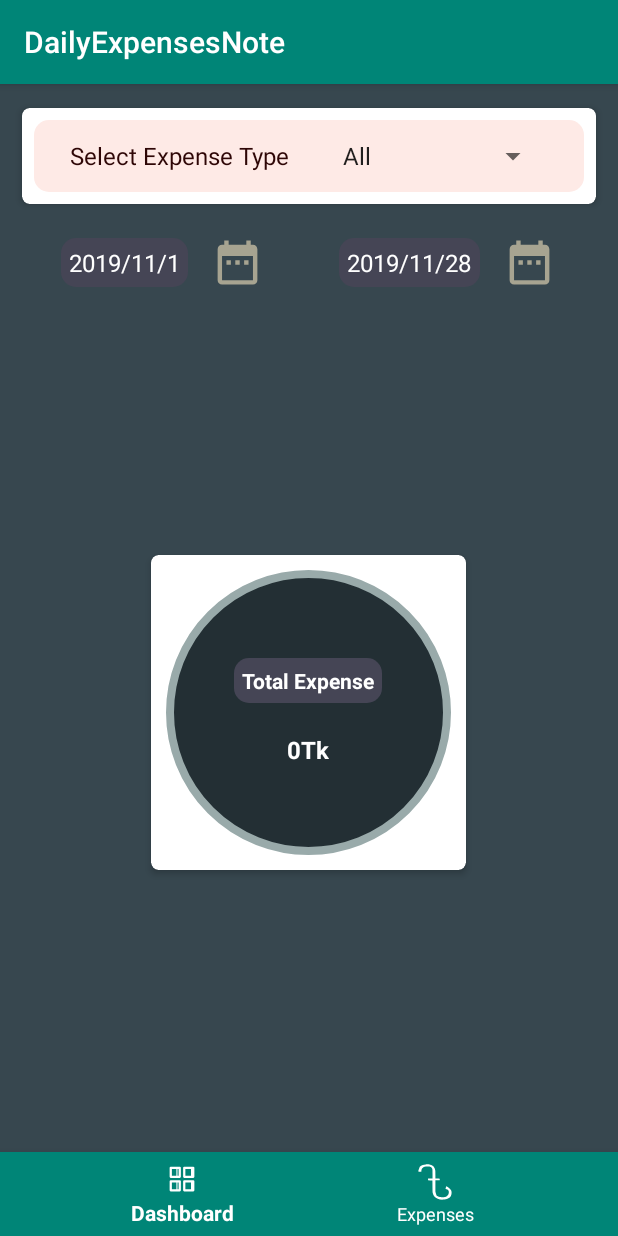
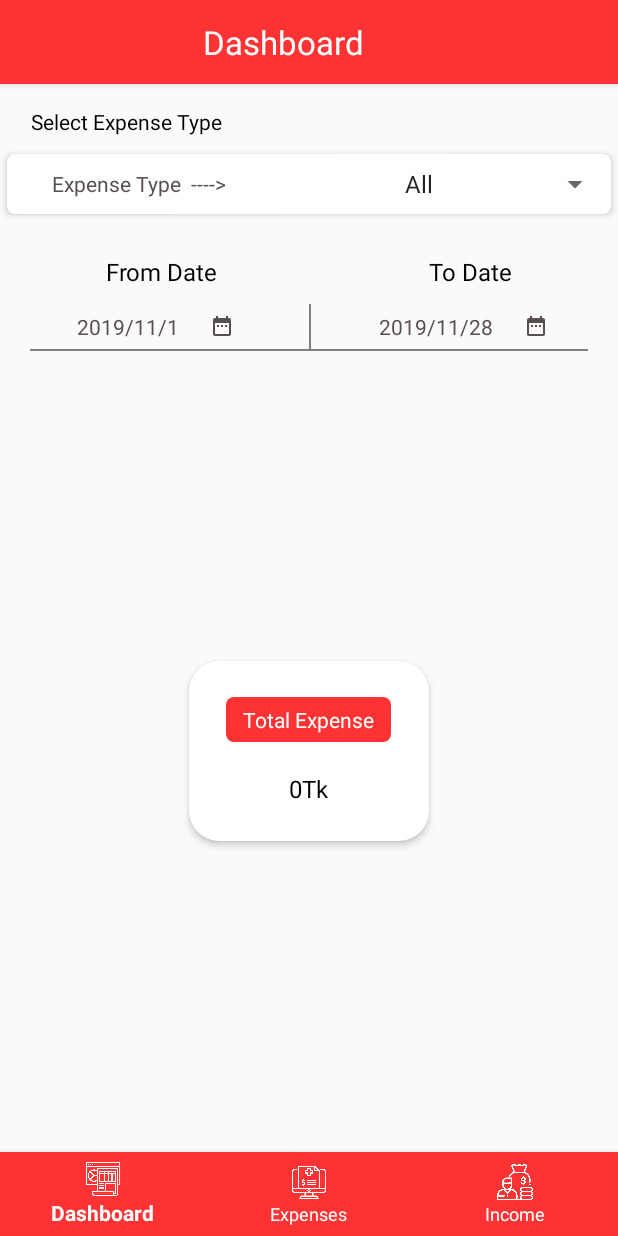
Before and after one commit to Jammema/DailyExpensesNotes, an Android app: the screen it shows after launch (MainActivity), on a phone screen of 412 x 824 dp. Run offline under Robolectric (Android 15) with nearby library versions, the phone set to English and light mode, and no system bars.

Commit message:
update deashboard design

```diff
--- a/app/src/main/AndroidManifest.xml
+++ b/app/src/main/AndroidManifest.xml
@@ -9,7 +9,8 @@
         android:roundIcon="@mipmap/ic_launcher_round"
         android:supportsRtl="true"
         android:theme="@style/AppTheme">
-        <activity android:name=".MainActivity">
+        <activity android:name=".MainActivity"
+            android:screenOrientation="portrait">
             <intent-filter>
                 <action android:name="android.intent.action.MAIN" />
 
--- a/app/src/main/res/drawable/ic_date.xml
+++ b/app/src/main/res/drawable/ic_date.xml
@@ -1,9 +1,9 @@
 <vector xmlns:android="http://schemas.android.com/apk/res/android"
-        android:width="35dp"
-        android:height="35dp"
+        android:width="16dp"
+        android:height="16dp"
         android:viewportWidth="24.0"
         android:viewportHeight="24.0">
     <path
-        android:fillColor="#A7A491"
+        android:fillColor="#584F4F"
         android:pathData="M9,11L7,11v2h2v-2zM13,11h-2v2h2v-2zM17,11h-2v2h2v-2zM19,4h-1L18,2h-2v2L8,4L8,2L6,2v2L5,4c-1.11,0 -1.99,0.9 -1.99,2L3,20c0,1.1 0.89,2 2,2h14c1.1,0 2,-0.9 2,-2L21,6c0,-1.1 -0.9,-2 -2,-2zM19,20L5,20L5,9h14v11z"/>
 </vector>
--- a/app/src/main/res/drawable/textview_back_shape.xml
+++ b/app/src/main/res/drawable/textview_back_shape.xml
@@ -1,7 +1,7 @@
 <?xml version="1.0" encoding="utf-8"?>
 <shape xmlns:android="http://schemas.android.com/apk/res/android"
     android:shape="rectangle">
-    <solid android:color="#454555"/>
-    <corners android:radius="10dp"/>
+    <solid android:color="@color/colorPrimary"/>
+    <corners android:radius="5dp"/>
 
 </shape>
--- a/app/src/main/res/drawable/total_expense_circle_shape.xml
+++ b/app/src/main/res/drawable/total_expense_circle_shape.xml
@@ -1,8 +1,8 @@
 <?xml version="1.0" encoding="utf-8"?>
 <shape xmlns:android="http://schemas.android.com/apk/res/android"
-    android:shape="oval"
+    android:shape="rectangle"
     >
-<solid android:color="#232F34"/>
-    <stroke android:width="5dp" android:color="#F9AA"/>
+<solid android:color="#fff"/>
+    <stroke android:width="2dp" android:color="#000"/>
 
 </shape>
--- a/app/src/main/res/layout/fragment_dashboard.xml
+++ b/app/src/main/res/layout/fragment_dashboard.xml
@@ -1,142 +1,254 @@
 <?xml version="1.0" encoding="utf-8"?>
 <LinearLayout xmlns:android="http://schemas.android.com/apk/res/android"
+    xmlns:app="http://schemas.android.com/apk/res-auto"
     xmlns:tools="http://schemas.android.com/tools"
     android:layout_width="match_parent"
     android:layout_height="match_parent"
-    xmlns:app="http://schemas.android.com/apk/res-auto"
     android:orientation="vertical"
-    android:padding="10dp"
-    android:background="#37474F"
     tools:context=".DashboardFragment">
 
-    <android.support.v7.widget.CardView
-        app:cardCornerRadius="5dp"
-        app:cardUseCompatPadding="true"
-        app:cardElevation="3dp"
-        android:padding="10dp"
+    <android.support.v7.widget.Toolbar
+        android:id="@+id/toolbar"
+        android:layout_width="match_parent"
+        android:layout_height="?attr/actionBarSize"
+        android:layout_marginBottom="5dp"
+        android:background="@color/colorPrimary"
+        android:elevation="3dp">
+
+        <RelativeLayout
             android:layout_width="match_parent"
             android:layout_height="wrap_content">
+
+
             <LinearLayout
-            android:background="@drawable/spinner_back"
-            android:layout_margin="8dp"
-            android:gravity="center_horizontal"
                 android:layout_width="match_parent"
                 android:layout_height="wrap_content"
+                android:layout_centerVertical="true"
+                android:gravity="center"
                 android:orientation="horizontal">
+
                 <TextView
-                android:layout_marginRight="20dp"
-                android:textAlignment="center"
                     android:layout_width="wrap_content"
                     android:layout_height="wrap_content"
+                    android:layout_marginRight="50dp"
+                    android:text="Dashboard"
+                    android:textColor="@android:color/white"
+                    android:textSize="22sp" />
+
+            </LinearLayout>
+
+
+        </RelativeLayout>
+
+    </android.support.v7.widget.Toolbar>
+
+    <TextView
+        android:layout_marginTop="10dp"
+        android:layout_width="wrap_content"
+        android:layout_height="wrap_content"
+        android:layout_marginLeft="20dp"
         android:text="Select Expense Type"
-                android:textSize="16sp"
-                android:textColor="#2E0606"
-                />
+        android:textAlignment="center"
+        android:textColor="#000"
+        android:textSize="14sp" />
+
+    <android.support.v7.widget.CardView
+        android:layout_marginTop="6dp"
+        android:layout_width="match_parent"
+        android:layout_height="wrap_content"
+        app:cardCornerRadius="5dp"
+        app:cardElevation="3dp"
+        app:cardUseCompatPadding="true">
+
+        <TextView
+            android:layout_width="wrap_content"
+            android:layout_height="match_parent"
+            android:text="Expense Type  ---->"
+            android:layout_marginLeft="30dp"
+            android:textAlignment="center"
+            android:gravity="center_vertical"
+            android:textColor="#584F4F"
+            android:textSize="14sp" />
+
+        <LinearLayout
+            android:layout_width="match_parent"
+            android:layout_height="40dp"
+            android:gravity="right"
+            android:orientation="horizontal">
 
             <Spinner
                 android:id="@+id/dBoardtypeSpinnerID"
                 android:layout_width="wrap_content"
                 android:layout_height="wrap_content"
-                android:spinnerMode="dropdown"
-                />
+                android:layout_gravity="center_vertical"
+                android:spinnerMode="dropdown" />
         </LinearLayout>
 
 
     </android.support.v7.widget.CardView>
 
+
     <LinearLayout
+        android:layout_width="match_parent"
+        android:layout_height="wrap_content"
+        android:layout_marginTop="16dp"
+        android:orientation="vertical">
+
+        <LinearLayout
+            android:layout_width="match_parent"
+            android:layout_height="wrap_content"
+            android:orientation="horizontal">
+
+            <TextView
+                android:layout_width="wrap_content"
+                android:layout_height="wrap_content"
+                android:layout_weight=".5"
+                android:gravity="center"
+                android:padding="5dp"
+                android:text="From Date"
+                android:textAllCaps="false"
+                android:textColor="#000"
+                android:textSize="16sp" />
+
+            <TextView
+                android:layout_width="wrap_content"
+                android:layout_height="wrap_content"
+                android:layout_weight=".5"
+                android:gravity="center"
+                android:padding="5dp"
+                android:text="To Date"
+                android:textAllCaps="false"
+                android:textColor="#000"
+                android:textSize="16sp" />
+        </LinearLayout>
+
+
+        <LinearLayout
+            android:layout_width="match_parent"
+            android:layout_height="wrap_content"
+            android:layout_marginTop="5dp"
             android:gravity="center_horizontal|center_vertical"
-        android:orientation="horizontal"
-        android:layout_marginTop="15dp"
-        android:layout_width="match_parent"
-        android:layout_height="wrap_content">
+            android:orientation="horizontal">
+
+            <LinearLayout
+                android:id="@+id/fromDataLL"
+                android:layout_width="wrap_content"
+                android:layout_height="wrap_content"
+                android:gravity="center_horizontal|center_vertical"
+                android:orientation="horizontal">
+
                 <TextView
                     android:id="@+id/dashBoardFromDateTV"
                     android:layout_width="wrap_content"
                     android:layout_height="wrap_content"
-            android:textSize="16sp"
-            android:text="from Date"
-            android:background="@drawable/textview_back_shape"
                     android:padding="5dp"
-            android:textColor="#fff"
-            />
+                    android:text="yyyy-mm-dd"
+                    android:textColor="#584F4F"
+                    android:textSize="14sp" />
+
                 <ImageView
                     android:id="@+id/dashBoardfromDateCalenderBtn"
-            android:clickable="true"
                     android:layout_width="wrap_content"
                     android:layout_height="wrap_content"
-            app:srcCompat="@drawable/ic_date"
+                    android:layout_marginLeft="15dp"
                     android:layout_marginRight="50dp"
-            android:layout_marginLeft="15dp"
-            />
+                    android:clickable="true"
+                    app:srcCompat="@drawable/ic_date" />
+            </LinearLayout>
+
+
+            <View
+                android:layout_width="1dp"
+                android:layout_height="match_parent"
+                android:layout_marginRight="40dp"
+                android:background="#808080" />
+
+
+            <LinearLayout
+                android:id="@+id/toDataLL"
+                android:layout_width="wrap_content"
+                android:layout_height="wrap_content"
+                android:gravity="center_horizontal|center_vertical"
+                android:orientation="horizontal">
 
                 <TextView
                     android:id="@+id/dashBoardtoDateTV"
                     android:layout_width="wrap_content"
                     android:layout_height="wrap_content"
-            android:textSize="16sp"
-            android:text="to Date"
-            android:background="@drawable/textview_back_shape"
                     android:padding="5dp"
-            android:textColor="#fff"
-            />
+                    android:text="yyyy-mm-dd"
+                    android:textColor="#584F4F"
+                    android:textSize="14sp" />
+
                 <ImageView
                     android:id="@+id/dashBoardtoDateCalenderBtn"
+                    android:layout_width="wrap_content"
+                    android:layout_height="wrap_content"
                     android:layout_marginLeft="15dp"
                     android:clickable="true"
+                    app:srcCompat="@drawable/ic_date" />
+            </LinearLayout>
+
+
+        </LinearLayout>
+
+        <View
+
+            android:layout_width="match_parent"
+            android:layout_height="1dp"
+            android:layout_marginLeft="20dp"
+            android:layout_marginRight="20dp"
+            android:background="#808080" />
+
+    </LinearLayout>
+
+
+    <LinearLayout
+        android:layout_width="match_parent"
+        android:layout_height="match_parent"
+        android:layout_margin="40dp"
+        android:layout_marginTop="60dp"
+        android:gravity="center_horizontal|center_vertical"
+        android:orientation="vertical">
+
+        <android.support.v7.widget.CardView
             android:layout_width="wrap_content"
             android:layout_height="wrap_content"
-            app:srcCompat="@drawable/ic_date"
-            />
-    </LinearLayout>
+            android:layout_gravity="center_horizontal|center_vertical"
+            android:background="@drawable/total_expense_circle_shape"
+            android:padding="10dp"
+            app:cardCornerRadius="20dp"
+            app:cardElevation="3dp"
+            app:cardUseCompatPadding="true">
 
             <LinearLayout
-        android:gravity="center_horizontal|center_vertical"
-        android:layout_marginTop="60dp"
-        android:layout_margin="40dp"
-        android:layout_width="match_parent"
-        android:layout_height="match_parent"
+                android:layout_width="160dp"
+                android:layout_height="120dp"
+                android:gravity="center"
                 android:orientation="vertical">
-        <android.support.v7.widget.CardView
-            android:background="#232F34"
-            android:layout_gravity="center_horizontal|center_vertical"
-            app:cardCornerRadius="5dp"
-            app:cardUseCompatPadding="true"
-            app:cardElevation="3dp"
-            android:padding="10dp"
-            android:layout_width="wrap_content"
-            android:layout_height="wrap_content">
-            <LinearLayout
-                android:background="@drawable/total_expense_circle_shape"
+
+                <TextView
+                    android:layout_width="110dp"
+                    android:layout_height="wrap_content"
+                    android:background="@drawable/textview_back_shape"
                     android:gravity="center"
-                android:layout_margin="10dp"
-                android:layout_width="190dp"
-                android:layout_height="190dp"
-                android:orientation="vertical">
-                <TextView
                     android:padding="5dp"
-                    android:background="@drawable/textview_back_shape"
-                    android:layout_width="wrap_content"
-                    android:layout_height="wrap_content"
                     android:text="Total Expense"
                     android:textColor="#fff"
-                    android:textSize="14dp"
-                    android:textStyle="bold"/>
+                    android:textSize="14dp" />
 
                 <TextView
-                    android:layout_marginTop="20dp"
                     android:id="@+id/totalCostTV"
                     android:layout_width="wrap_content"
                     android:layout_height="wrap_content"
+                    android:layout_marginTop="20dp"
                     android:text="BDT 0"
-                    android:textColor="#fff"
-                    android:textSize="16sp"
-                    android:textStyle="bold"/>
+                    android:textColor="#000"
+                    android:textSize="16sp" />
 
             </LinearLayout>
         </android.support.v7.widget.CardView>
     </LinearLayout>
 
 
-
 </LinearLayout>
--- a/app/src/main/res/menu/navigation.xml
+++ b/app/src/main/res/menu/navigation.xml
@@ -4,13 +4,21 @@
 
 
     <item
+        android:iconTint="@android:color/black"
         android:id="@+id/navigation_dashboard"
-        android:icon="@drawable/ic_dashboard"
-        android:title="@string/title_dashboard" />
+        android:icon="@drawable/dashboard_icon_512"
+        android:title="Dashboard" />
 
     <item
+        android:iconTint="@android:color/black"
         android:id="@+id/navigation_Expenses"
-        android:icon="@drawable/ic_taka"
+        android:icon="@drawable/expenses_icon_512"
         android:title="@string/title_expensess" />
 
+    <item
+        android:iconTint="@android:color/black"
+        android:id="@+id/navigation_Income"
+        android:icon="@drawable/imcome_icon_512"
+        android:title="Income" />
+
 </menu>
--- a/app/src/main/res/values/colors.xml
+++ b/app/src/main/res/values/colors.xml
@@ -1,6 +1,6 @@
 <?xml version="1.0" encoding="utf-8"?>
 <resources>
-    <color name="colorPrimary">#008577</color>
-    <color name="colorPrimaryDark">#00574B</color>
-    <color name="colorAccent">#D81B60</color>
+    <color name="colorPrimary">#FF3333</color>
+    <color name="colorPrimaryDark">#FF3333</color>
+    <color name="colorAccent">#000</color>
 </resources>
--- a/app/src/main/res/values/styles.xml
+++ b/app/src/main/res/values/styles.xml
@@ -1,11 +1,16 @@
 <resources>
 
     <!-- Base application theme. -->
-    <style name="AppTheme" parent="Theme.AppCompat.Light.DarkActionBar">
+    <style name="AppTheme" parent="Theme.AppCompat.Light.NoActionBar">
         <!-- Customize your theme here. -->
         <item name="colorPrimary">@color/colorPrimary</item>
         <item name="colorPrimaryDark">@color/colorPrimaryDark</item>
         <item name="colorAccent">@color/colorAccent</item>
     </style>
 
+    <style name="NoBar" parent="Theme.AppCompat.Light.NoActionBar">
+        <item name="windowActionBar">false</item>
+        <item name="windowNoTitle">true</item>
+    </style>
+
 </resources>
```
Also changed, not shown: app/src/main/java/com/bipul/dailyexpensesnote/DashboardFragment.java (+0 -17 lines), app/src/main/res/drawable/dashboard_icon_512.png (added), app/src/main/res/drawable/expenses_icon.png (added), app/src/main/res/drawable/expenses_icon_512.png (added), app/src/main/res/drawable/imcome_icon_512.png (added). Lines whose indentation alone changed are shown as unchanged.
